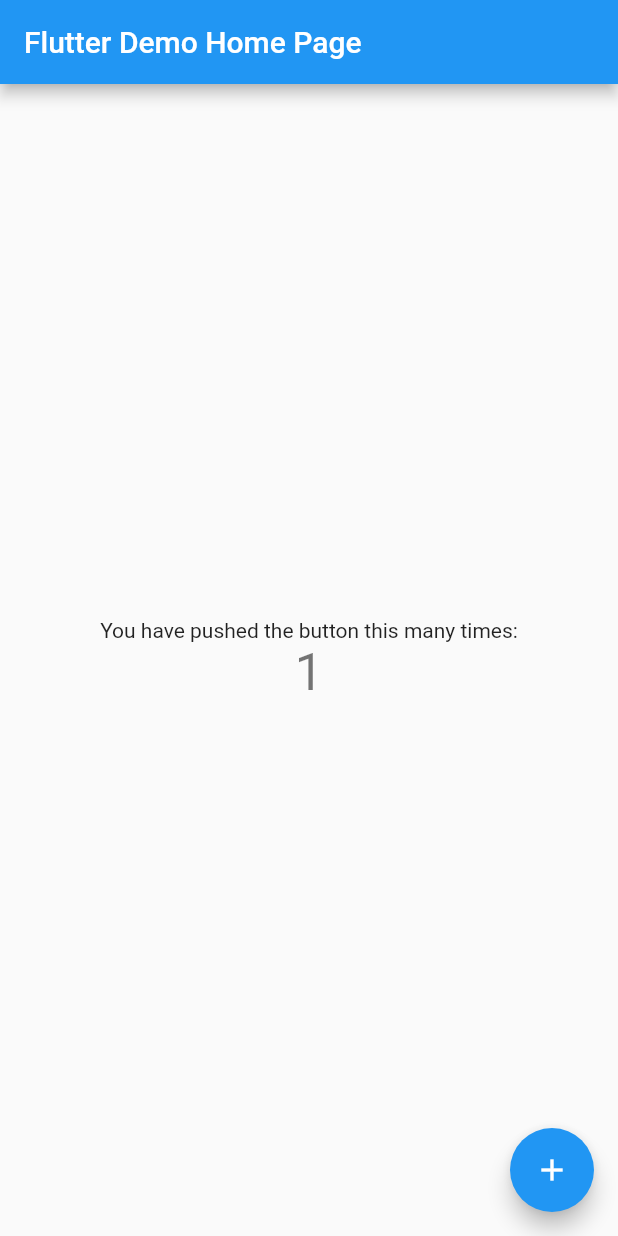
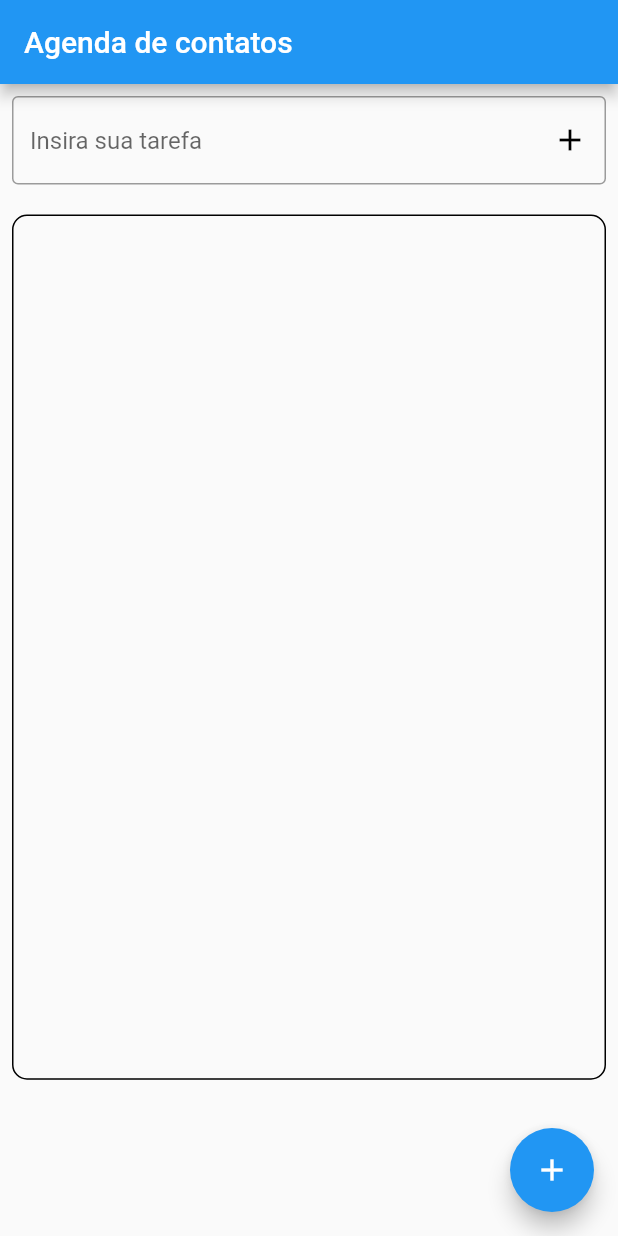
Before and after one commit to adrianoaraujo0/crud_object_box, a Flutter app: the screen it shows after launch, after a tap on the "add" icon, on a phone screen of 412 x 824 dp. Run offline on Flutter 3.47's test engine with Material 2 defaults, Android fonts, the phone set to English and light mode, and no system bars; our stand-ins replace objectbox; generated files the repository leaves out were written again.

Commit message:
funcao de persistencia, remocao e pesquisa implementadas

```diff
--- /dev/null
+++ b/lib/database/objectbox_database.dart
@@ -0,0 +1,27 @@
+// ignore: depend_on_referenced_packages
+import 'package:crud_object_box/model/tarefa.dart';
+// ignore: depend_on_referenced_packages
+import 'package:path/path.dart' as p;
+// ignore: depend_on_referenced_packages
+import 'package:path_provider/path_provider.dart';
+import 'objectbox.g.dart'; // created by `flutter pub run build_runner build`
+
+class ObjectBoxDatabase {
+  /// The Store of this app.
+  late final Store store;
+  static late final Box<Tarefa>  tarefaBox;
+
+  ObjectBoxDatabase._create(this.store) {
+    // Add any additional setup code, e.g. build queries.
+  }
+
+  /// Create an instance of ObjectBox to use throughout the app.
+  static Future<void> create() async {
+    final docsDir = await getApplicationDocumentsDirectory();
+    // Future<Store> openStore() {...} is defined in the generated objectbox.g.dart
+    final store = await openStore(directory: p.join(docsDir.path, "obx-example"));
+    ObjectBoxDatabase._create(store);
+
+    tarefaBox = store.box<Tarefa>();
+  }
+}
--- a/lib/main.dart
+++ b/lib/main.dart
@@ -1,115 +1,32 @@
+import 'package:crud_object_box/database/objectbox_database.dart';
+import 'package:crud_object_box/ui/lista_tarefas_page.dart';
 import 'package:flutter/material.dart';
 
-void main() {
+void main()async {
+
+  WidgetsFlutterBinding.ensureInitialized();
+  await ObjectBoxDatabase.create();
+
   runApp(const MyApp());
 }
 
 class MyApp extends StatelessWidget {
   const MyApp({super.key});
 
-  // This widget is the root of your application.
   @override
   Widget build(BuildContext context) {
-    return MaterialApp(
-      title: 'Flutter Demo',
-      theme: ThemeData(
-        // This is the theme of your application.
-        //
-        // Try running your application with "flutter run". You'll see the
-        // application has a blue toolbar. Then, without quitting the app, try
-        // changing the primarySwatch below to Colors.green and then invoke
-        // "hot reload" (press "r" in the console where you ran "flutter run",
-        // or simply save your changes to "hot reload" in a Flutter IDE).
-        // Notice that the counter didn't reset back to zero; the application
-        // is not restarted.
-        primarySwatch: Colors.blue,
-      ),
-      home: const MyHomePage(title: 'Flutter Demo Home Page'),
+    return const MaterialApp(
+      debugShowCheckedModeBanner: false,
+      home: MyHomePage()
     );
   }
 }
 
-class MyHomePage extends StatefulWidget {
-  const MyHomePage({super.key, required this.title});
-
-  // This widget is the home page of your application. It is stateful, meaning
-  // that it has a State object (defined below) that contains fields that affect
-  // how it looks.
-
-  // This class is the configuration for the state. It holds the values (in this
-  // case the title) provided by the parent (in this case the App widget) and
-  // used by the build method of the State. Fields in a Widget subclass are
-  // always marked "final".
-
-  final String title;
-
-  @override
-  State<MyHomePage> createState() => _MyHomePageState();
-}
-
-class _MyHomePageState extends State<MyHomePage> {
-  int _counter = 0;
-
-  void _incrementCounter() {
-    setState(() {
-      // This call to setState tells the Flutter framework that something has
-      // changed in this State, which causes it to rerun the build method below
-      // so that the display can reflect the updated values. If we changed
-      // _counter without calling setState(), then the build method would not be
-      // called again, and so nothing would appear to happen.
-      _counter++;
-    });
-  }
+class MyHomePage extends StatelessWidget {
+  const MyHomePage({super.key});
 
   @override
   Widget build(BuildContext context) {
-    // This method is rerun every time setState is called, for instance as done
-    // by the _incrementCounter method above.
-    //
-    // The Flutter framework has been optimized to make rerunning build methods
-    // fast, so that you can just rebuild anything that needs updating rather
-    // than having to individually change instances of widgets.
-    return Scaffold(
-      appBar: AppBar(
-        // Here we take the value from the MyHomePage object that was created by
-        // the App.build method, and use it to set our appbar title.
-        title: Text(widget.title),
-      ),
-      body: Center(
-        // Center is a layout widget. It takes a single child and positions it
-        // in the middle of the parent.
-        child: Column(
-          // Column is also a layout widget. It takes a list of children and
-          // arranges them vertically. By default, it sizes itself to fit its
-          // children horizontally, and tries to be as tall as its parent.
-          //
-          // Invoke "debug painting" (press "p" in the console, choose the
-          // "Toggle Debug Paint" action from the Flutter Inspector in Android
-          // Studio, or the "Toggle Debug Paint" command in Visual Studio Code)
-          // to see the wireframe for each widget.
-          //
-          // Column has various properties to control how it sizes itself and
-          // how it positions its children. Here we use mainAxisAlignment to
-          // center the children vertically; the main axis here is the vertical
-          // axis because Columns are vertical (the cross axis would be
-          // horizontal).
-          mainAxisAlignment: MainAxisAlignment.center,
-          children: <Widget>[
-            const Text(
-              'You have pushed the button this many times:',
-            ),
-            Text(
-              '$_counter',
-              style: Theme.of(context).textTheme.headline4,
-            ),
-          ],
-        ),
-      ),
-      floatingActionButton: FloatingActionButton(
-        onPressed: _incrementCounter,
-        tooltip: 'Increment',
-        child: const Icon(Icons.add),
-      ), // This trailing comma makes auto-formatting nicer for build methods.
-    );
+    return ListaTarefasPage();
   }
 }
--- /dev/null
+++ b/lib/model/tarefa.dart
@@ -0,0 +1,13 @@
+import 'package:objectbox/objectbox.dart';
+
+@Entity()
+class Tarefa{
+
+  @Id()
+  int? id;
+
+  String nome;
+
+  Tarefa({required this.nome});
+
+}
--- /dev/null
+++ b/lib/ui/lista_tarefas_controller.dart
@@ -0,0 +1,24 @@
+import 'package:crud_object_box/database/objectbox_database.dart';
+import 'package:crud_object_box/model/tarefa.dart';
+import 'package:crud_object_box/ui/lista_tarefas_repository.dart';
+import 'package:flutter/cupertino.dart';
+
+class ListaTarefasController{
+
+  ListaTarefasRepository listaTarefasRepository = ListaTarefasRepository();
+  TextEditingController controllerTextField = TextEditingController();
+
+  void salvaTarefa(Tarefa tarefa){
+    ObjectBoxDatabase.tarefaBox.put(tarefa);
+    controllerTextField.clear();
+  }
+
+  void deletarTarefa(Tarefa tarefa){
+    ObjectBoxDatabase.tarefaBox.remove(tarefa.id!);
+  }
+
+  List<Tarefa> encontrarTarefa(){
+    return ObjectBoxDatabase.tarefaBox.getAll();
+  }
+
+}
--- /dev/null
+++ b/lib/ui/lista_tarefas_page.dart
@@ -0,0 +1,100 @@
+import 'package:crud_object_box/model/tarefa.dart';
+import 'package:crud_object_box/ui/lista_tarefas_controller.dart';
+import 'package:flutter/material.dart';
+
+class ListaTarefasPage extends StatefulWidget {
+  ListaTarefasPage({super.key});
+
+  @override
+  State<ListaTarefasPage> createState() => _ListaTarefasPageState();
+}
+
+class _ListaTarefasPageState extends State<ListaTarefasPage> {
+  ListaTarefasController listaTarefasController = ListaTarefasController();
+
+  @override
+  Widget build(BuildContext context) {
+    return Scaffold(
+      appBar: AppBar(title: const Text('Agenda de contatos')),
+      body: Padding(
+        padding: const EdgeInsets.all(8.0),
+        child: SingleChildScrollView(
+          child: Column(
+            children:  [
+              textField(),
+              const SizedBox(height: 20),
+              containerTarefas(context)
+            ]
+          ),
+        ),
+      ),
+      floatingActionButton: FloatingActionButton(
+        onPressed: (){},
+        tooltip: 'Increment',
+        child: const Icon(Icons.add),
+      ),
+    );
+  }
+
+  Widget textField(){
+    return TextField(
+      controller: listaTarefasController.controllerTextField,
+      decoration: InputDecoration(
+        hintText: "Insira sua tarefa",
+        suffixIcon: IconButton(
+          icon: const Icon(Icons.add, color: Colors.black),
+          onPressed: () {
+            setState(() => listaTarefasController.salvaTarefa(Tarefa(nome: listaTarefasController.controllerTextField.text)));
+          }),
+        border: const OutlineInputBorder()
+      ),
+
+    );
+  }
+
+  Widget containerTarefas(BuildContext context){
+    return Container(
+      height: MediaQuery.of(context).size.height * 0.7,
+      width: double.maxFinite,
+      decoration: BoxDecoration(borderRadius: BorderRadius.circular(10) ,border: Border.all(color: Colors.black)),
+      child: listViewTarefas(),
+    );
+  }
+
+  Widget listViewTarefas(){
+    return ListView.builder(
+      shrinkWrap: true,
+      itemCount: listaTarefasController.encontrarTarefa().length,
+      itemBuilder: (context, index) {
+        return inkWellTarefa(index);
+      },
+    );
+  }
+
+  Widget inkWellTarefa(int index){
+    return InkWell(
+      onLongPress: () => setState(() => listaTarefasController.deletarTarefa( listaTarefasController.encontrarTarefa()[index])),
+      child: tarefa(index),
+    );
+  }
+
+  Widget tarefa(int index){
+    return Padding(
+      padding: const EdgeInsets.all(20.0),
+      child: Column(
+        crossAxisAlignment: CrossAxisAlignment.start,
+        children: [
+          Row(
+            children: [
+              Icon(Icons.circle, color: Colors.grey[400]),
+              const SizedBox(width: 10),
+              Text(listaTarefasController.encontrarTarefa()[index].nome, style: const TextStyle(fontSize: 25)),
+            ],
+          ),
+          const SizedBox(height: 5),
+          Container(width: double.maxFinite, height: 1, color: Colors.grey)
+        ],
+      ),
+    );
+  }
+}
--- /dev/null
+++ b/lib/ui/lista_tarefas_repository.dart
@@ -0,0 +1,10 @@
+import 'package:crud_object_box/database/objectbox_database.dart';
+import 'package:crud_object_box/model/tarefa.dart';
+
+class ListaTarefasRepository{
+
+  void adicionarNoBanco(Tarefa tarefa){
+    ObjectBoxDatabase.tarefaBox.put(tarefa);
+  }
+
+}
```
Also changed, not shown: lib/database/objectbox-model.json (added, +37 -0 lines), lib/objectbox-model.json (added, +37 -0 lines), pubspec.yaml (+13 -65 lines), lib/database/objectbox.g.dart (added), pubspec.lock, 5 other files.
